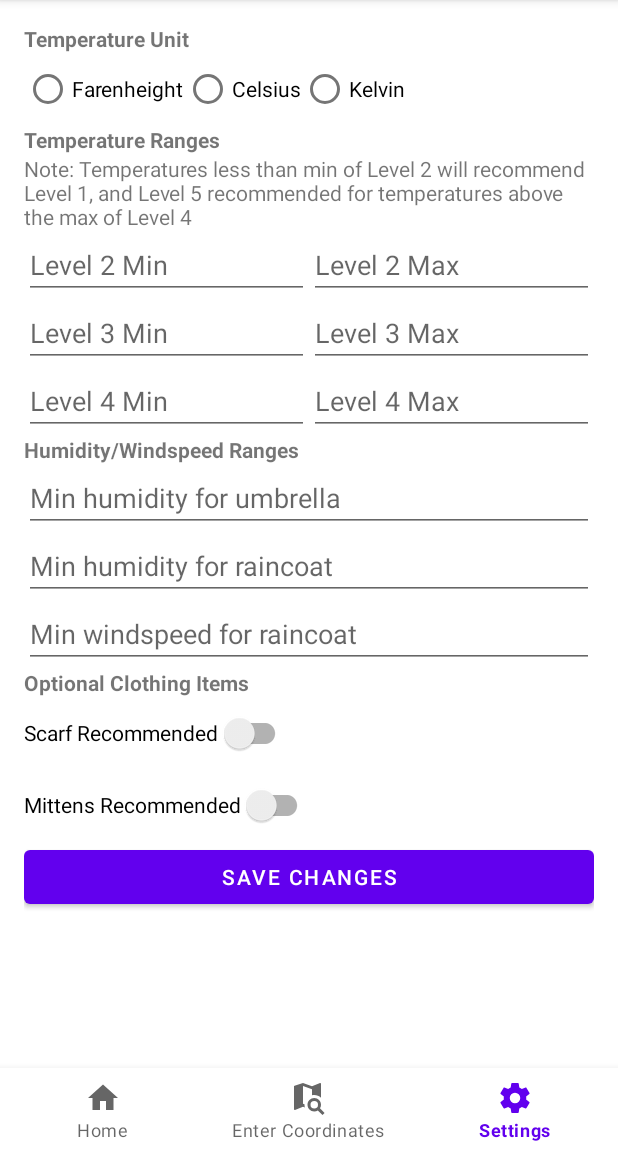
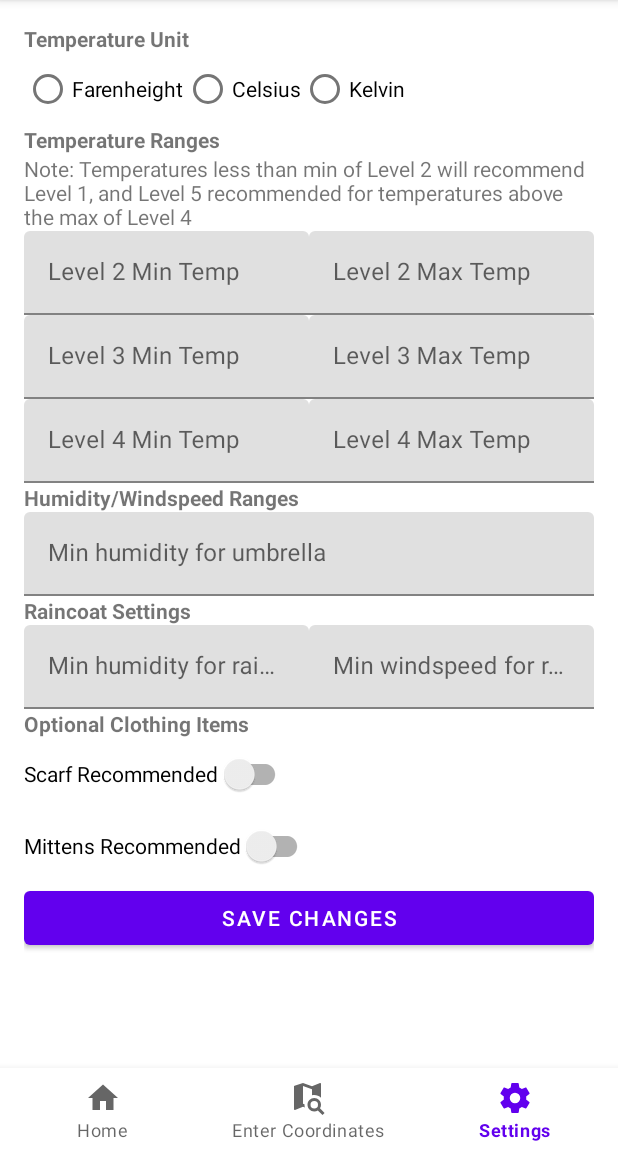
Before and after one commit to Sunsow-02/WeatherWardrobeJava, an Android app: the SettingsFragment screen opened through its navigation route, on a phone screen of 412 x 824 dp, the part 84-1236 px from its top. Run offline under Robolectric (Android 15) with nearby library versions, the phone set to English and light mode, and no system bars; our stand-ins replace navigation-ui.

Commit message:
redid text input fields to have helper/hint text that doesnt go away when you type, and have a button that you can press to clear the input from it

```diff
--- a/app/build.gradle.kts
+++ b/app/build.gradle.kts
@@ -43,6 +43,7 @@ dependencies {
     implementation("androidx.lifecycle:lifecycle-viewmodel-ktx:2.6.1")
     implementation("androidx.navigation:navigation-fragment:2.6.0")
     implementation("androidx.navigation:navigation-ui:2.6.0")
+    implementation("com.google.android.material:material:1.5.0")
     testImplementation("junit:junit:4.13.2")
     androidTestImplementation("androidx.test.ext:junit:1.1.5")
     androidTestImplementation("androidx.test.espresso:espresso-core:3.5.1")
--- a/app/src/main/res/layout/fragment_coordinates.xml
+++ b/app/src/main/res/layout/fragment_coordinates.xml
@@ -24,25 +24,37 @@
             android:textStyle="bold"
             android:text="@string/title_coordinates"/>
 
-        <LinearLayout
+    <LinearLayout
+        android:layout_width="fill_parent"
+        android:layout_height="wrap_content"
+        android:orientation="horizontal">
+        <com.google.android.material.textfield.TextInputLayout
             android:layout_width="fill_parent"
             android:layout_height="wrap_content"
-            android:orientation="horizontal">
-            <EditText
+            app:endIconMode="clear_text"
+            android:layout_weight="1"
+            android:hint="@string/coordinates_long_hint">
+            <com.google.android.material.textfield.TextInputEditText
+                android:layout_height="wrap_content"
+                android:layout_width="match_parent"
                 android:id="@+id/coordinates_longitude_input"
+                android:inputType="text" />
+        </com.google.android.material.textfield.TextInputLayout>
+
+        <com.google.android.material.textfield.TextInputLayout
+            android:layout_width="fill_parent"
+            android:layout_height="wrap_content"
+            app:endIconMode="clear_text"
+            android:layout_weight="1"
+            android:hint="@string/coordinates_lati_hint">
+            <com.google.android.material.textfield.TextInputEditText
                 android:layout_height="wrap_content"
-                android:layout_width="fill_parent"
-                android:layout_weight="1"
-                android:hint="@string/coordinates_long_hint"
-                android:inputType="text"/>
-            <EditText
+                android:layout_width="match_parent"
                 android:id="@+id/coordinates_latitude_input"
-                android:layout_height="match_parent"
-                android:layout_width="fill_parent"
-                android:hint="@string/coordinates_lati_hint"
-                android:layout_weight="1"
-                android:inputType="text"/>
-        </LinearLayout>
+                android:inputType="text" />
+        </com.google.android.material.textfield.TextInputLayout>
+
+    </LinearLayout>
 
         <Button
             android:id="@+id/submit_coordinates_button"
--- a/app/src/main/res/layout/fragment_settings.xml
+++ b/app/src/main/res/layout/fragment_settings.xml
@@ -62,61 +62,95 @@
                 android:layout_width="fill_parent"
                 android:layout_height="wrap_content"
                 android:orientation="horizontal">
-                <EditText
-                    android:id="@+id/temp_lvl_2_min_input"
+                <com.google.android.material.textfield.TextInputLayout
+                    android:layout_width="fill_parent"
                     android:layout_height="wrap_content"
+                    app:endIconMode="clear_text"
+                    android:layout_weight="1"
+                    android:hint="@string/temp_lvl_2_min">
+                    <com.google.android.material.textfield.TextInputEditText
+                        android:layout_height="wrap_content"
+                        android:layout_width="match_parent"
+                        android:id="@+id/temp_lvl_2_min_input"
+                        android:inputType="text" />
+                </com.google.android.material.textfield.TextInputLayout>
+
+                <com.google.android.material.textfield.TextInputLayout
                     android:layout_width="fill_parent"
+                    android:layout_height="wrap_content"
+                    app:endIconMode="clear_text"
                     android:layout_weight="1"
-                    android:hint="@string/temp_lvl_2_min"
-                    android:inputType="text"/>
-                <EditText
-                    android:id="@+id/temp_lvl_2_max_input"
-                    android:layout_height="match_parent"
-                    android:layout_width="fill_parent"
-                    android:hint="@string/temp_lvl_2_max"
-                    android:layout_weight="1"
-                    android:inputType="text"/>
+                    android:hint="@string/temp_lvl_2_max">
+                    <com.google.android.material.textfield.TextInputEditText
+                        android:layout_height="wrap_content"
+                        android:layout_width="match_parent"
+                        android:id="@+id/temp_lvl_2_max_input"
+                        android:inputType="text" />
+                </com.google.android.material.textfield.TextInputLayout>
             </LinearLayout>
 
             <LinearLayout
                 android:layout_width="fill_parent"
                 android:layout_height="wrap_content"
                 android:orientation="horizontal">
-                <EditText
-                    android:id="@+id/temp_lvl_3_min_input"
+                <com.google.android.material.textfield.TextInputLayout
+                    android:layout_width="fill_parent"
                     android:layout_height="wrap_content"
+                    app:endIconMode="clear_text"
+                    android:layout_weight="1"
+                    android:hint="@string/temp_lvl_3_min">
+                    <com.google.android.material.textfield.TextInputEditText
+                        android:layout_height="wrap_content"
+                        android:layout_width="match_parent"
+                        android:id="@+id/temp_lvl_3_min_input"
+                        android:inputType="text" />
+                </com.google.android.material.textfield.TextInputLayout>
+
+                <com.google.android.material.textfield.TextInputLayout
                     android:layout_width="fill_parent"
+                    android:layout_height="wrap_content"
+                    app:endIconMode="clear_text"
                     android:layout_weight="1"
-                    android:hint="@string/temp_lvl_3_min"
-                    android:inputType="text"/>
-                <EditText
-                    android:id="@+id/temp_lvl_3_max_input"
-                    android:layout_height="match_parent"
-                    android:layout_width="fill_parent"
-                    android:hint="@string/temp_lvl_3_max"
-                    android:layout_weight="1"
-                    android:inputType="text"/>
+                    android:hint="@string/temp_lvl_3_max">
+                    <com.google.android.material.textfield.TextInputEditText
+                        android:layout_height="wrap_content"
+                        android:layout_width="match_parent"
+                        android:id="@+id/temp_lvl_3_max_input"
+                        android:inputType="text" />
+                </com.google.android.material.textfield.TextInputLayout>
             </LinearLayout>
 
             <LinearLayout
                 android:layout_width="fill_parent"
                 android:layout_height="wrap_content"
                 android:orientation="horizontal">
-                <EditText
-                    android:id="@+id/temp_lvl_4_min_input"
+                <com.google.android.material.textfield.TextInputLayout
+                    android:layout_width="fill_parent"
                     android:layout_height="wrap_content"
+                    app:endIconMode="clear_text"
+                    android:layout_weight="1"
+                    android:hint="@string/temp_lvl_4_min">
+                    <com.google.android.material.textfield.TextInputEditText
+                        android:layout_height="wrap_content"
+                        android:layout_width="match_parent"
+                        android:id="@+id/temp_lvl_4_min_input"
+                        android:inputType="text" />
+                </com.google.android.material.textfield.TextInputLayout>
+
+                <com.google.android.material.textfield.TextInputLayout
                     android:layout_width="fill_parent"
+                    android:layout_height="wrap_content"
+                    app:endIconMode="clear_text"
                     android:layout_weight="1"
-                    android:hint="@string/temp_lvl_4_min"
-                    android:inputType="text"/>
-                <EditText
-                    android:id="@+id/temp_lvl_4_max_input"
-                    android:layout_height="match_parent"
-                    android:layout_width="fill_parent"
-                    android:hint="@string/temp_lvl_4_max"
-                    android:layout_weight="1"
-                    android:inputType="text"/>
+                    android:hint="@string/temp_lvl_4_max">
+                    <com.google.android.material.textfield.TextInputEditText
+                        android:layout_height="wrap_content"
+                        android:layout_width="match_parent"
+                        android:id="@+id/temp_lvl_4_max_input"
+                        android:inputType="text" />
+                </com.google.android.material.textfield.TextInputLayout>
             </LinearLayout>
+
 
             <TextView
                 android:layout_width="wrap_content"
@@ -124,31 +158,55 @@
                 android:textStyle="bold"
                 android:text="@string/humidity_header"/>
 
-            <EditText
-                android:id="@+id/humidity_umbrella_min_input"
+            <com.google.android.material.textfield.TextInputLayout
+                android:layout_width="fill_parent"
                 android:layout_height="wrap_content"
-                android:layout_width="match_parent"
-                android:hint="@string/humidity_umbrella_min"
-                android:inputType="text"/>
+                app:endIconMode="clear_text"
+                android:layout_weight="1"
+                android:hint="@string/humidity_umbrella_min">
+                <com.google.android.material.textfield.TextInputEditText
+                    android:layout_height="wrap_content"
+                    android:layout_width="match_parent"
+                    android:id="@+id/humidity_umbrella_min_input"
+                    android:inputType="text" />
+            </com.google.android.material.textfield.TextInputLayout>
+
+            <TextView
+                android:layout_width="wrap_content"
+                android:layout_height="wrap_content"
+                android:textStyle="bold"
+                android:text="@string/raincoat_header"/>
 
             <LinearLayout
                 android:layout_width="fill_parent"
                 android:layout_height="wrap_content"
-                android:orientation="vertical">
-                <EditText
-                    android:id="@+id/humidity_raincoat_min_input"
+                android:orientation="horizontal">
+                <com.google.android.material.textfield.TextInputLayout
+                    android:layout_width="fill_parent"
                     android:layout_height="wrap_content"
+                    app:endIconMode="clear_text"
+                    android:layout_weight="1"
+                    android:hint="@string/humidity_raincoat_min">
+                    <com.google.android.material.textfield.TextInputEditText
+                        android:layout_height="wrap_content"
+                        android:layout_width="match_parent"
+                        android:id="@+id/humidity_raincoat_min_input"
+                        android:inputType="text" />
+                </com.google.android.material.textfield.TextInputLayout>
+
+                <com.google.android.material.textfield.TextInputLayout
                     android:layout_width="fill_parent"
+                    android:layout_height="wrap_content"
+                    app:endIconMode="clear_text"
                     android:layout_weight="1"
-                    android:hint="@string/humidity_raincoat_min"
-                    android:inputType="text"/>
-                <EditText
-                    android:id="@+id/windspeed_raincoat_min_input"
-                    android:layout_height="match_parent"
-                    android:layout_width="fill_parent"
-                    android:hint="@string/windspeed_raincoat_min"
-                    android:layout_weight="1"
-                    android:inputType="text"/>
+                    android:hint="@string/windspeed_raincoat_min">
+                    <com.google.android.material.textfield.TextInputEditText
+                        android:layout_height="wrap_content"
+                        android:layout_width="match_parent"
+                        android:id="@+id/windspeed_raincoat_min_input"
+                        android:inputType="text" />
+                </com.google.android.material.textfield.TextInputLayout>
+
             </LinearLayout>
 
             <TextView
--- a/app/src/main/res/values/strings.xml
+++ b/app/src/main/res/values/strings.xml
@@ -14,12 +14,12 @@
     <string name="farenheight">Farenheight</string>
     <string name="celsius">Celsius</string>
     <string name="kelvin">Kelvin</string>
-    <string name="temp_lvl_2_min">Level 2 Min</string>
-    <string name="temp_lvl_2_max">Level 2 Max</string>
-    <string name="temp_lvl_3_min">Level 3 Min</string>
-    <string name="temp_lvl_3_max">Level 3 Max</string>
-    <string name="temp_lvl_4_min">Level 4 Min</string>
-    <string name="temp_lvl_4_max">Level 4 Max</string>
+    <string name="temp_lvl_2_min">Level 2 Min Temp</string>
+    <string name="temp_lvl_2_max">Level 2 Max Temp</string>
+    <string name="temp_lvl_3_min">Level 3 Min Temp</string>
+    <string name="temp_lvl_3_max">Level 3 Max Temp</string>
+    <string name="temp_lvl_4_min">Level 4 Min Temp</string>
+    <string name="temp_lvl_4_max">Level 4 Max Temp</string>
     <string name="humidity_umbrella_min">Min humidity for umbrella</string>
     <string name="humidity_raincoat_min">Min humidity for raincoat</string>
     <string name="windspeed_raincoat_min">Min windspeed for raincoat</string>
@@ -28,4 +28,5 @@
     <string name="coordinates_long_hint">Longitude</string>
     <string name="coordinates_lati_hint">Latitude</string>
     <string name="submit_coordinates_button">Submit Coordinates</string>
+    <string name="raincoat_header">Raincoat Settings</string>
 </resources>
```
